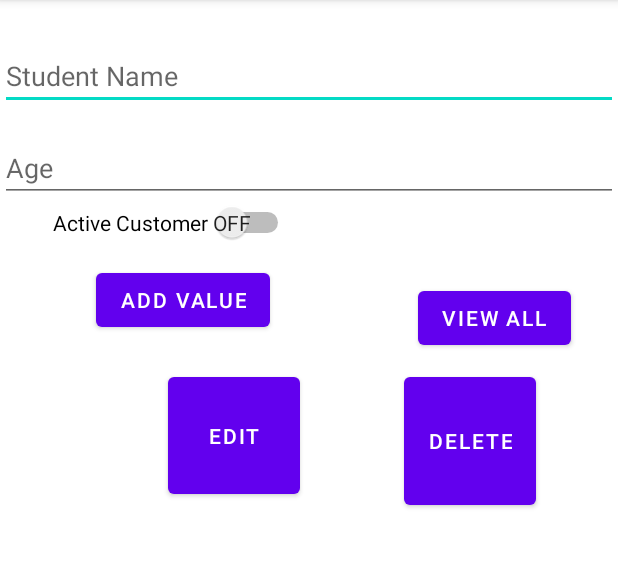
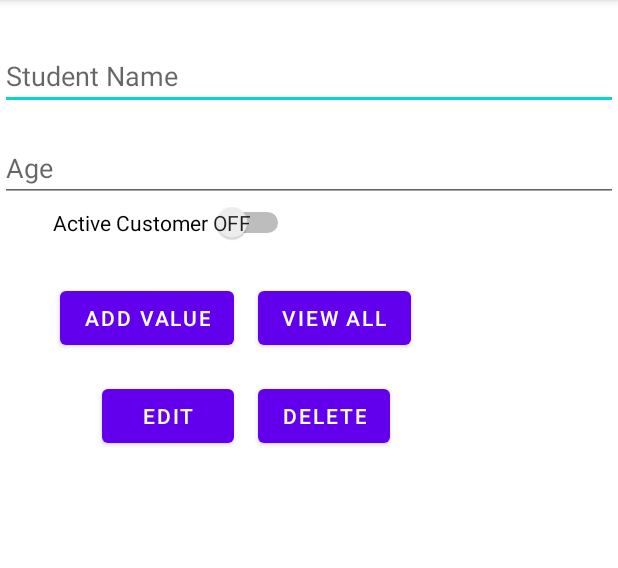
Before and after one commit to tayyabmaqsood/app-with-database, an Android app: the screen it shows after launch (MainActivity), on a phone screen of 412 x 824 dp, the part 84-652 px from its top. Run offline under Robolectric (Android 15) with nearby library versions, the phone set to English and light mode, and no system bars.

Commit message:
final commit

```diff
--- a/app/src/main/java/haqnawaz/org/sqlitedb20211216/MainActivity.java
+++ b/app/src/main/java/haqnawaz/org/sqlitedb20211216/MainActivity.java
@@ -51,6 +51,8 @@ public class MainActivity extends AppCompatActivity {
                 }
                 DbHelper dbHelper = new DbHelper(MainActivity.this);
                  dbHelper.addStudent(studentModel);
+                editAge.setText("");
+                editName.setText("");
             }
         });
 
@@ -88,6 +90,8 @@ public class MainActivity extends AppCompatActivity {
         List<StudentModel> list = dbHelper.getAllStudents();
         ArrayAdapter arrayAdapter = new ArrayAdapter<StudentModel>(MainActivity.this, android.R.layout.simple_list_item_1,list);
         listViewStudent.setAdapter(arrayAdapter);
+        editAge.setText("");
+        editName.setText("");
     }
 
     public void deleteStudent(View view) {
@@ -103,6 +107,7 @@ public class MainActivity extends AppCompatActivity {
         ArrayAdapter arrayAdapter = new ArrayAdapter<StudentModel>(MainActivity.this, android.R.layout.simple_list_item_1,list);
         listViewStudent.setAdapter(arrayAdapter);
 
-
+        editAge.setText("");
+        editName.setText("");
     }
 }
--- a/app/src/main/res/layout/activity_main.xml
+++ b/app/src/main/res/layout/activity_main.xml
@@ -50,57 +50,54 @@
         android:id="@+id/buttonAdd"
         android:layout_width="wrap_content"
         android:layout_height="wrap_content"
-        android:layout_marginStart="64dp"
-        android:layout_marginTop="176dp"
+        android:layout_marginStart="40dp"
+        android:layout_marginTop="188dp"
         android:text="@string/Add"
-        app:layout_constraintStart_toStartOf="parent"
+        app:layout_constraintStart_toStartOf="@+id/linearLayout"
         app:layout_constraintTop_toTopOf="parent" />
 
     <Button
         android:id="@+id/buttonViewAll"
         android:layout_width="wrap_content"
         android:layout_height="wrap_content"
-        android:layout_marginTop="21dp"
-        android:layout_marginEnd="31dp"
+        android:layout_marginStart="16dp"
+        android:layout_marginTop="9dp"
         android:text="@string/ButtonViewAll"
-        app:layout_constraintEnd_toEndOf="parent"
+        app:layout_constraintStart_toEndOf="@+id/buttonAdd"
         app:layout_constraintTop_toBottomOf="@+id/linearLayout" />
 
     <Button
         android:id="@+id/editStudent"
         android:layout_width="wrap_content"
-        android:layout_height="0dp"
-        android:layout_marginStart="48dp"
-        android:layout_marginTop="9dp"
-        android:layout_marginBottom="7dp"
+        android:layout_height="wrap_content"
         android:onClick="editStudentfun"
         android:text="Edit"
-        app:layout_constraintBottom_toBottomOf="@+id/deleteStudentbtn"
-        app:layout_constraintStart_toStartOf="@+id/buttonAdd"
-        app:layout_constraintTop_toBottomOf="@+id/buttonViewAll"
-        app:layout_constraintVertical_bias="1.0" />
+        app:layout_constraintBaseline_toBaselineOf="@+id/deleteStudentbtn"
+        app:layout_constraintEnd_toEndOf="@+id/buttonAdd" />
 
     <Button
         android:id="@+id/deleteStudentbtn"
         android:layout_width="wrap_content"
-        android:layout_height="0dp"
-        android:layout_marginTop="57dp"
-        android:layout_marginEnd="23dp"
-        android:layout_marginBottom="41dp"
+        android:layout_height="wrap_content"
+        android:layout_marginTop="17dp"
         android:onClick="deleteStudent"
         android:text="Delete"
-        app:layout_constraintBottom_toTopOf="@+id/listViewStudent"
-        app:layout_constraintEnd_toEndOf="@+id/buttonViewAll"
-        app:layout_constraintTop_toTopOf="@+id/buttonViewAll" />
+        app:layout_constraintStart_toStartOf="@+id/buttonViewAll"
+        app:layout_constraintTop_toBottomOf="@+id/buttonViewAll" />
 
-    <ListView
-        android:id="@+id/listViewStudent"
-        android:layout_width="0dp"
-        android:layout_height="wrap_content"
+    <LinearLayout
+        android:layout_width="276dp"
+        android:layout_height="265dp"
+        android:orientation="horizontal"
         app:layout_constraintBottom_toBottomOf="parent"
         app:layout_constraintEnd_toEndOf="parent"
-        app:layout_constraintStart_toStartOf="parent"
-        app:layout_constraintTop_toTopOf="parent" />
+        app:layout_constraintStart_toStartOf="parent">
+
+        <ListView
+            android:id="@+id/listViewStudent"
+            android:layout_width="match_parent"
+            android:layout_height="match_parent" />
+    </LinearLayout>
 
 
 </androidx.constraintlayout.widget.ConstraintLayout>
```
